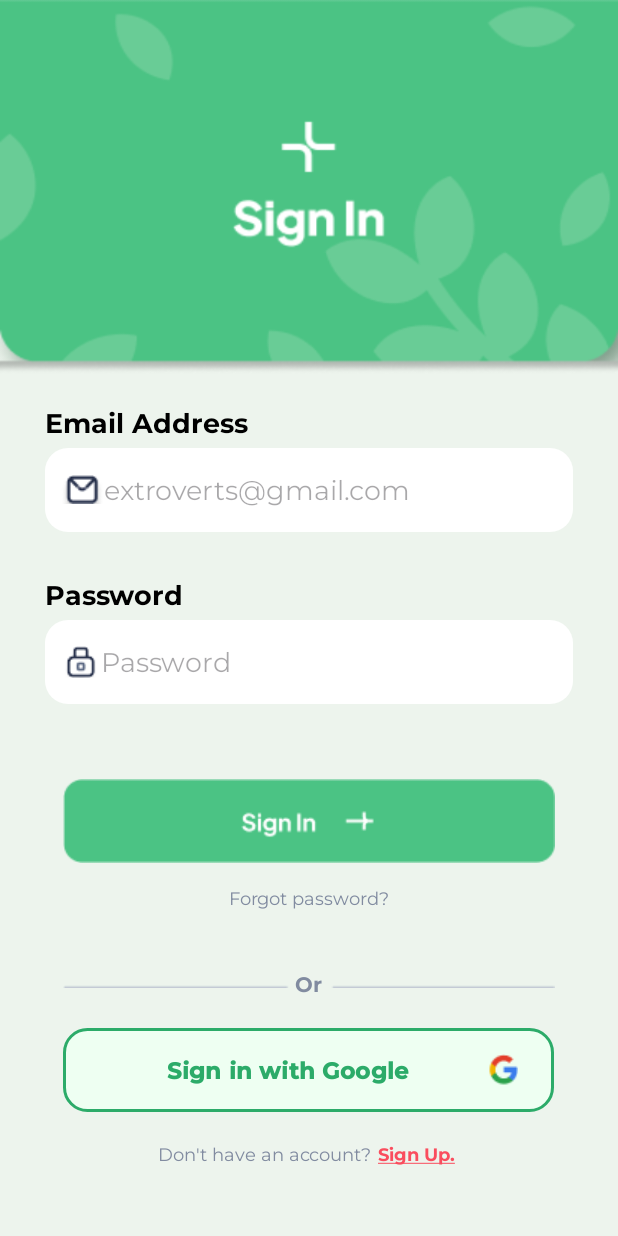
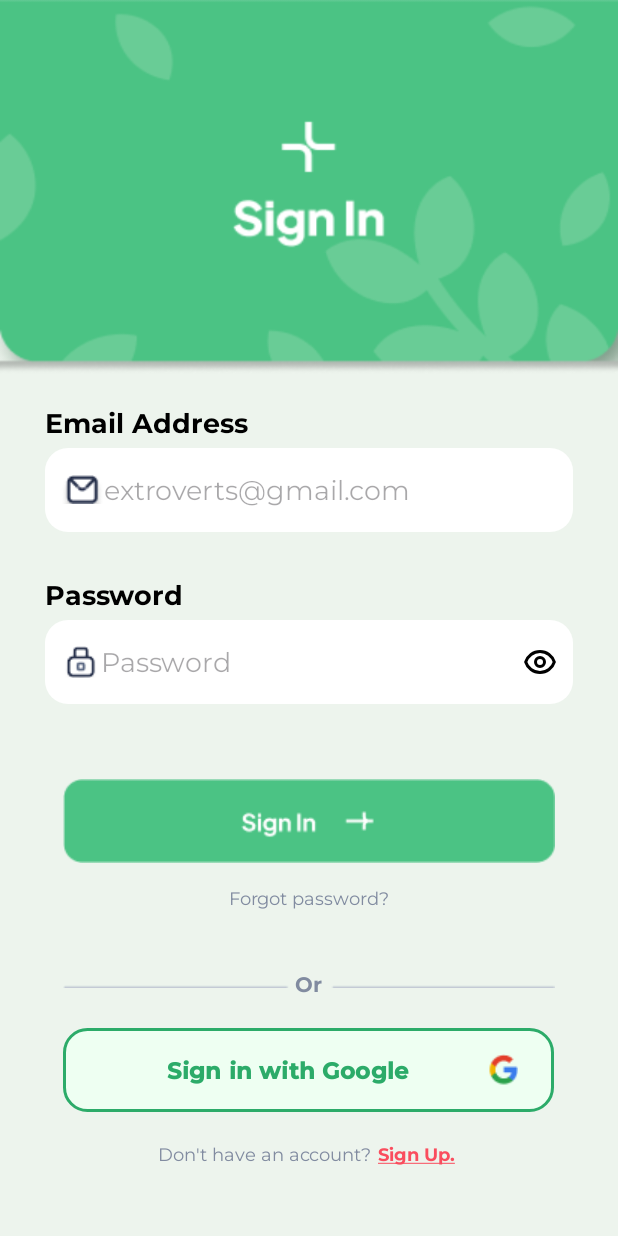
Before and after one commit to conechmuadong/introverts-garden, an Android app: the screen it shows after launch (MainActivity), after a tap on "Start caring your garden", on a phone screen of 412 x 824 dp. Run offline under Robolectric (Android 15) with nearby library versions, the light colour scheme and no system bars; our stand-ins replace Firebase (no records; nobody signed in at launch, a user with empty details on screens opened directly), navigation-ui.

Commit message:
Fix hidden password input in SignInFragment and bug in SignUpFragment

```diff
--- a/app/app/src/main/java/ie/app/fragments/SignUpFragment.java
+++ b/app/app/src/main/java/ie/app/fragments/SignUpFragment.java
@@ -118,7 +118,7 @@ public class SignUpFragment extends Fragment {
         String email = edtUsr.getText().toString();
         String password = edtPwd.getText().toString();
         String passwordConfirm = edtPwdCf.getText().toString();
-        String uid = Objects.requireNonNull(FirebaseAuth.getInstance().getCurrentUser()).getUid();
+//        String uid = Objects.requireNonNull(FirebaseAuth.getInstance().getCurrentUser()).getUid();
 
         if (email.isEmpty() || password.isEmpty() || passwordConfirm.isEmpty()) {
             Toast.makeText(getActivity(), "Please fill in all fields.", Toast.LENGTH_LONG).show();
@@ -136,7 +136,8 @@ public class SignUpFragment extends Fragment {
                             User user = new User(email);
                             // Send data to Firebase Realtime Database, using uid as unique identity of each user
                             FirebaseDatabase.getInstance().getReference("users")
-                                    .child(uid).setValue(user).addOnCompleteListener(new OnCompleteListener<Void>() {
+                                    .child(FirebaseAuth.getInstance().getUid()).setValue(user)
+                                    .addOnCompleteListener(new OnCompleteListener<Void>() {
                                         @Override
                                         public void onComplete(@NonNull Task<Void> task) {
                                             // Sign up success
--- a/app/app/src/main/res/layout/fragment_sign_in.xml
+++ b/app/app/src/main/res/layout/fragment_sign_in.xml
@@ -67,10 +67,13 @@
             android:background="@drawable/edittext"
             android:textColor="#000000"
             android:hint="@string/sign_in_password"
+            android:inputType="textPassword"
             android:fontFamily="@font/montserrat"
             android:singleLine="true"
-            android:padding="10dp"
+            android:paddingStart="10dp"
             android:drawableStart="@drawable/key"
+            android:drawableEnd="@drawable/visability"
+            android:paddingEnd="10dp"
             />
     <Button
             android:id="@+id/buttonSignIn"
```
